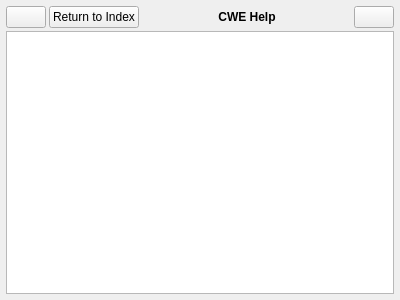
First picture: the form in cwe_guiWidgets/cwe_help.ui, repository NHERI-SimCenter/CWE-Simulation-Tool, before the edit.
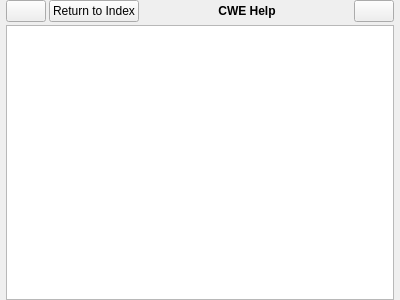
Second picture: the form after the edit. Icons and pictures are not drawn.

Patch:
```diff
--- a/cwe_guiWidgets/cwe_help.ui
+++ b/cwe_guiWidgets/cwe_help.ui
@@ -62,13 +62,13 @@
     <number>6</number>
    </property>
    <property name="topMargin">
-    <number>6</number>
+    <number>0</number>
    </property>
    <property name="rightMargin">
     <number>6</number>
    </property>
    <property name="bottomMargin">
-    <number>6</number>
+    <number>0</number>
    </property>
    <item>
     <layout class="QHBoxLayout" name="horizontalLayout">
```
